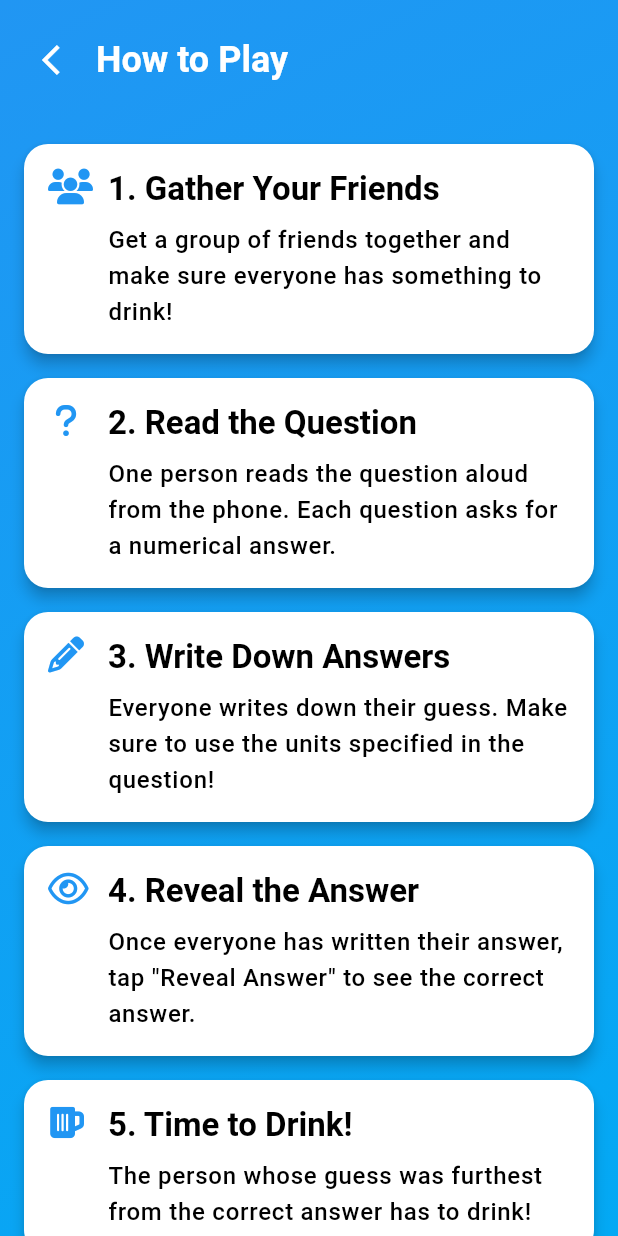
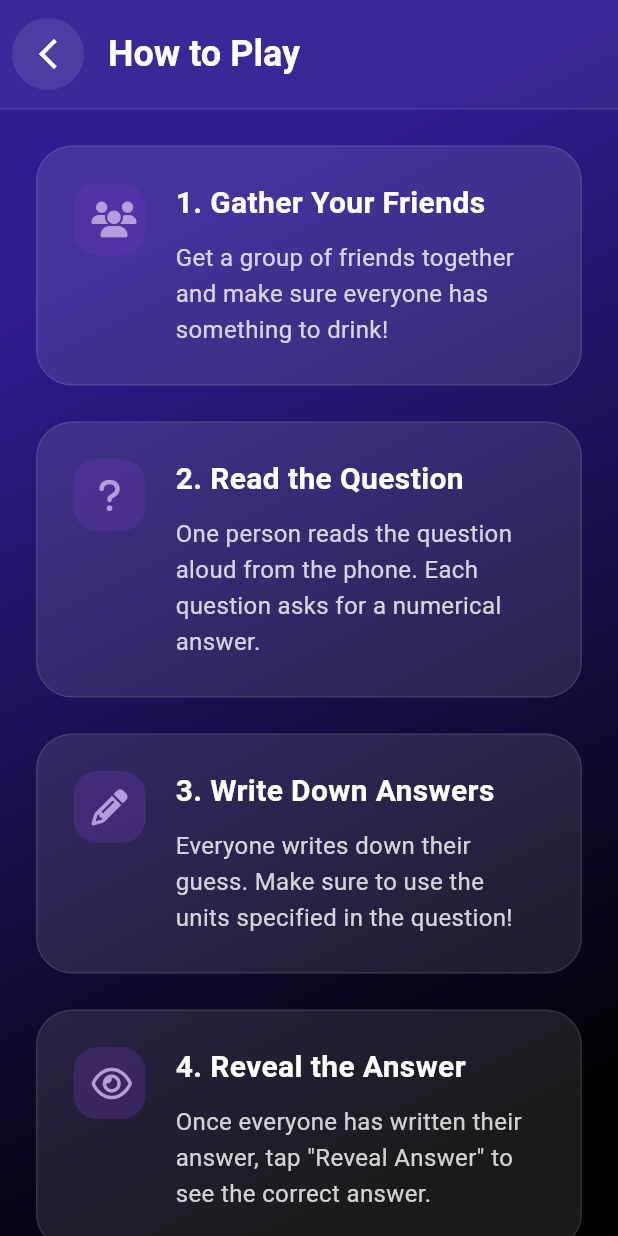
Before and after one commit to ivantrj/close-enough-trivia, a Flutter app: the HowToPlayScreen screen opened by its route, on a phone screen of 412 x 824 dp. Run offline on Flutter 3.47's test engine with Material 3 defaults, Android fonts, the phone set to English and light mode, and no system bars; our stand-ins replace auto_route, font_awesome_flutter, mobx, package_info_plus, shared_preferences; accounts and stored records are empty; generated files the repository leaves out were written again.

Commit message:
improve how to play screen design

```diff
--- a/lib/presentation/screens/how_to_play_screen.dart
+++ b/lib/presentation/screens/how_to_play_screen.dart
@@ -8,32 +8,46 @@ class HowToPlayScreen extends StatelessWidget {
 
   @override
   Widget build(BuildContext context) {
-    final colorScheme = Theme.of(context).colorScheme;
-
     return Scaffold(
+      backgroundColor: Colors.black,
       body: Container(
         decoration: BoxDecoration(
           gradient: LinearGradient(
             begin: Alignment.topLeft,
             end: Alignment.bottomRight,
             colors: [
-              colorScheme.primary,
-              colorScheme.secondary,
+              Colors.deepPurple.shade900,
+              Colors.black,
             ],
+            stops: const [0.2, 0.9],
           ),
         ),
         child: SafeArea(
           child: Column(
             children: [
-              Padding(
-                padding: const EdgeInsets.all(16.0),
+              // Custom navigation bar
+              Container(
+                padding: const EdgeInsets.symmetric(horizontal: 8, vertical: 12),
+                decoration: BoxDecoration(
+                  color: Colors.white.withOpacity(0.05),
+                  border: Border(
+                    bottom: BorderSide(
+                      color: Colors.white.withOpacity(0.1),
+                      width: 1,
+                    ),
+                  ),
+                ),
                 child: Row(
                   children: [
                     IconButton(
                       onPressed: () => Navigator.of(context).pop(),
-                      icon: const Icon(Icons.arrow_back_ios),
-                      color: Colors.white,
+                      icon: const Icon(Icons.arrow_back_ios_new, color: Colors.white),
+                      style: IconButton.styleFrom(
+                        backgroundColor: Colors.white.withOpacity(0.1),
+                        padding: const EdgeInsets.all(12),
+                      ),
                     ),
+                    const SizedBox(width: 16),
                     Text(
                       'How to Play',
                       style: Theme.of(context).textTheme.headlineSmall?.copyWith(
@@ -46,14 +60,13 @@ class HowToPlayScreen extends StatelessWidget {
               ),
               Expanded(
                 child: ListView(
-                  padding: const EdgeInsets.all(16.0),
+                  padding: const EdgeInsets.all(24),
                   children: [
                     _buildInstructionCard(
                       context,
                       icon: FontAwesomeIcons.users,
                       title: '1. Gather Your Friends',
-                      description:
-                          'Get a group of friends together and make sure everyone has something to drink!',
+                      description: 'Get a group of friends together and make sure everyone has something to drink!',
                     ),
                     _buildInstructionCard(
                       context,
@@ -80,8 +93,7 @@ class HowToPlayScreen extends StatelessWidget {
                       context,
                       icon: FontAwesomeIcons.beerMugEmpty,
                       title: '5. Time to Drink!',
-                      description:
-                          'The person whose guess was furthest from the correct answer has to drink!',
+                      description: 'The person whose guess was furthest from the correct answer has to drink!',
                     ),
                     _buildInstructionCard(
                       context,
@@ -90,6 +102,7 @@ class HowToPlayScreen extends StatelessWidget {
                       description:
                           'Tap "Next Question" to continue. Keep playing until you\'ve had enough... or had too much! 😉',
                     ),
+                    const SizedBox(height: 24),
                   ],
                 ),
               ),
@@ -106,37 +119,55 @@ class HowToPlayScreen extends StatelessWidget {
     required String title,
     required String description,
   }) {
-    return Card(
-      margin: const EdgeInsets.only(bottom: 16.0),
-      elevation: 4,
-      shape: RoundedRectangleBorder(
-        borderRadius: BorderRadius.circular(16),
+    return Container(
+      margin: const EdgeInsets.only(bottom: 24),
+      decoration: BoxDecoration(
+        color: Colors.white.withOpacity(0.1),
+        borderRadius: BorderRadius.circular(24),
+        border: Border.all(
+          color: Colors.white.withOpacity(0.1),
+          width: 1,
+        ),
       ),
       child: Padding(
-        padding: const EdgeInsets.all(16.0),
+        padding: const EdgeInsets.all(24),
         child: Row(
           crossAxisAlignment: CrossAxisAlignment.start,
           children: [
-            Icon(
-              icon,
-              size: 24,
-              color: Theme.of(context).colorScheme.primary,
+            Container(
+              padding: const EdgeInsets.all(12),
+              decoration: BoxDecoration(
+                color: Colors.deepPurple.withOpacity(0.3),
+                borderRadius: BorderRadius.circular(16),
+              ),
+              child: Icon(
+                icon,
+                size: 24,
+                color: Colors.deepPurple.shade200,
+              ),
             ),
-            const SizedBox(width: 16),
+            const SizedBox(width: 20),
             Expanded(
               child: Column(
                 crossAxisAlignment: CrossAxisAlignment.start,
                 children: [
                   Text(
                     title,
-                    style: Theme.of(context).textTheme.titleLarge?.copyWith(
-                          fontWeight: FontWeight.bold,
-                        ),
+                    style: const TextStyle(
+                      fontSize: 20,
+                      fontWeight: FontWeight.bold,
+                      color: Colors.white,
+                      height: 1.3,
+                    ),
                   ),
-                  const SizedBox(height: 8),
+                  const SizedBox(height: 12),
                   Text(
                     description,
-                    style: Theme.of(context).textTheme.bodyLarge,
+                    style: TextStyle(
+                      fontSize: 16,
+                      color: Colors.white.withOpacity(0.8),
+                      height: 1.5,
+                    ),
                   ),
                 ],
               ),
```
